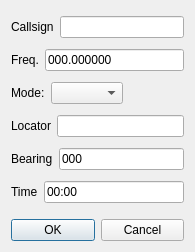
Old version of the form mqt/MqtLogger/rigmemdialog.ui in the repository zsteva/backup-minos2.
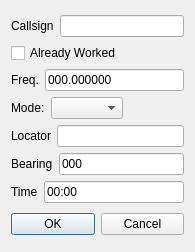
New version of the form.

Commit message: Add "worked" to the memory edit dialog

```diff
--- a/mqt/MqtLogger/rigmemdialog.ui
+++ b/mqt/MqtLogger/rigmemdialog.ui
@@ -37,6 +37,13 @@
        </item>
       </layout>
      </item>
+     <item>
+      <widget class="QCheckBox" name="workedCB">
+       <property name="text">
+        <string>Already Worked</string>
+       </property>
+      </widget>
+     </item>
      <item>
       <layout class="QHBoxLayout" name="horizontalLayout_2">
        <item>
@@ -85,9 +92,6 @@
        </item>
       </layout>
      </item>
-     <item>
-      <layout class="QHBoxLayout" name="horizontalLayout_7"/>
-     </item>
      <item>
       <layout class="QHBoxLayout" name="horizontalLayout_3">
        <item>
```
The commit also changes 1 other file.
